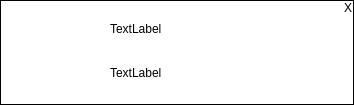
The window that app/gui/notification.ui (Nokitoo/Nautiljon-Notifier) describes before a commit, drawn with Qt 5.
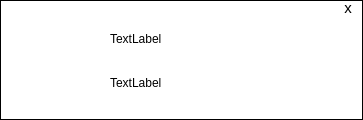
The same window after the commit. Icons and pictures are not drawn.

Commit message: Fix notifications image ratio

What changed in the file:
```diff
--- a/app/gui/notification.ui
+++ b/app/gui/notification.ui
@@ -6,8 +6,8 @@
    <rect>
     <x>0</x>
     <y>0</y>
-    <width>354</width>
-    <height>105</height>
+    <width>363</width>
+    <height>120</height>
    </rect>
   </property>
   <property name="windowTitle">
@@ -35,10 +35,10 @@
   <widget class="QLabel" name="icon">
    <property name="geometry">
     <rect>
-     <x>30</x>
-     <y>30</y>
-     <width>51</width>
-     <height>51</height>
+     <x>20</x>
+     <y>20</y>
+     <width>81</width>
+     <height>81</height>
     </rect>
    </property>
    <property name="styleSheet">
@@ -58,7 +58,7 @@
    <property name="geometry">
     <rect>
      <x>110</x>
-     <y>10</y>
+     <y>20</y>
      <width>231</width>
      <height>81</height>
     </rect>
@@ -106,8 +106,13 @@
      <height>16</height>
     </rect>
    </property>
+   <property name="font">
+    <font>
+     <pointsize>11</pointsize>
+    </font>
+   </property>
    <property name="text">
-    <string>X</string>
+    <string>x</string>
    </property>
    <property name="alignment">
     <set>Qt::AlignCenter</set>
```
Left out of the diff: 5 changed lines with no effect on the pictures. The commit also changes 4 other files.
